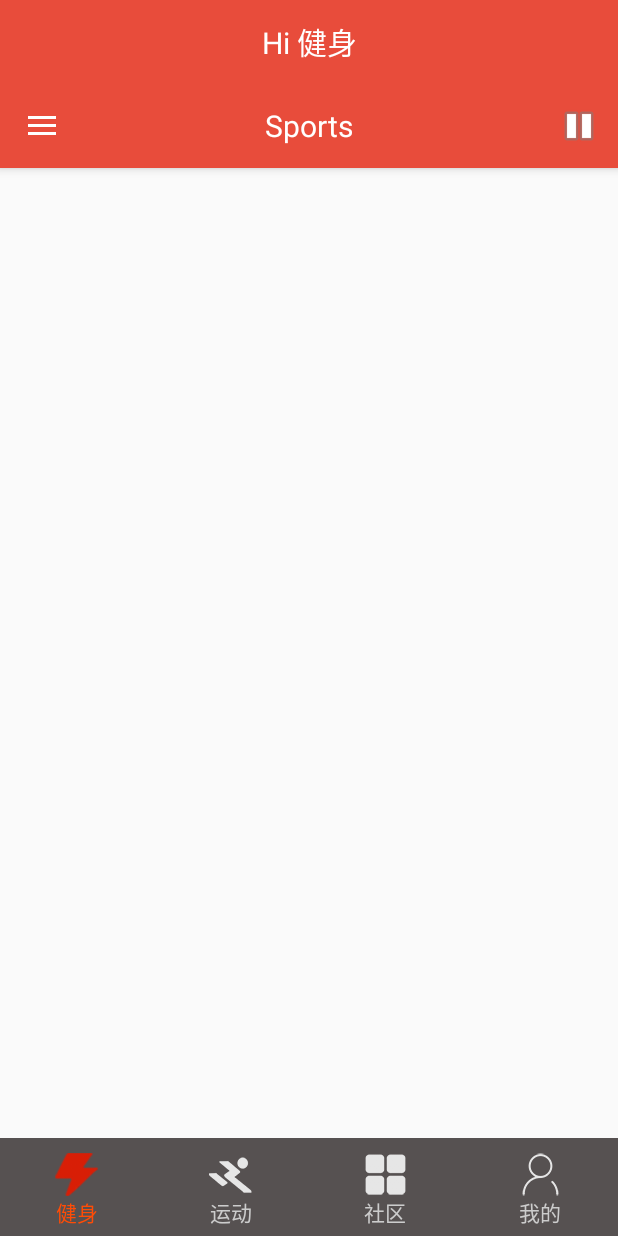
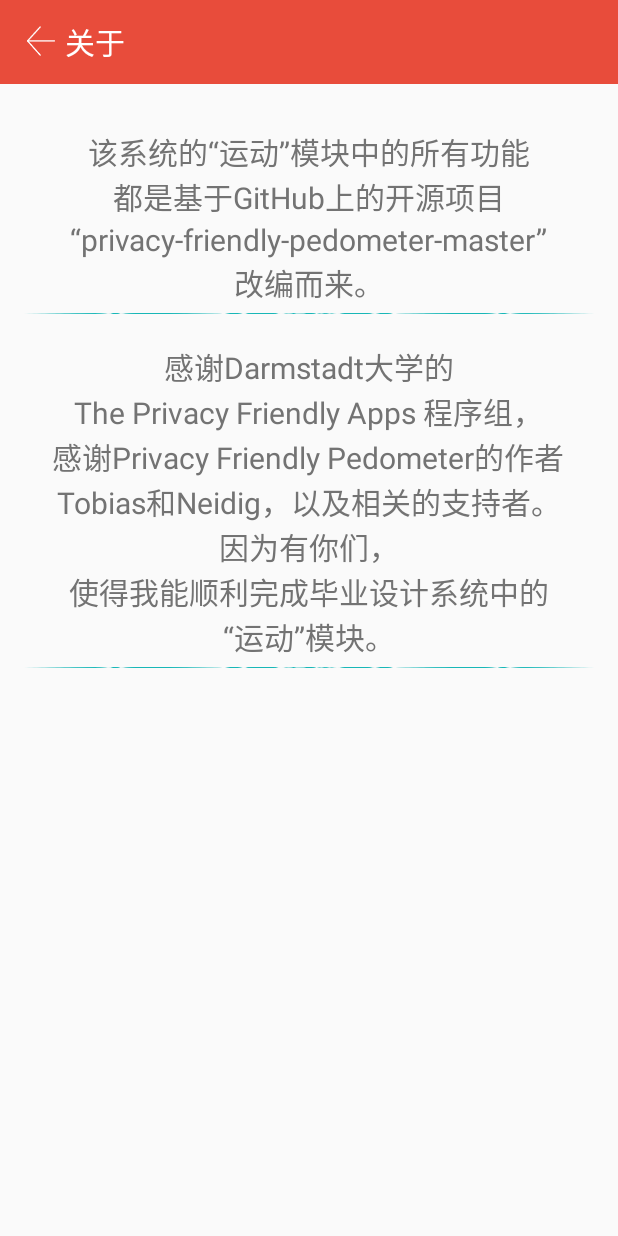
Before and after one commit to CuoLINHUI/InGym, an Android app: the fragment FragmentSports placed in its activity, in the side drawer, after a tap on "关于", on a phone screen of 412 x 824 dp. Run offline under Robolectric (Android 15) with nearby library versions, the phone set to English and light mode, and no system bars; libraries missing offline, so code that uses them is left out: cn.bingoogolapple.refreshlayout, com.github.mikephil.charting, com.umeng.analytics; plain views replace BGARefreshLayout; 88 statements that could not run were skipped.

```diff
--- a/app/src/main/java/com/stefan/ingym/ui/fragment/FragmentCommunity.java
+++ b/app/src/main/java/com/stefan/ingym/ui/fragment/FragmentCommunity.java
@@ -86,7 +86,7 @@
         };
         // 为选项卡控件设置相关属性
         mCoordinatorTabLayout.setTransulcentStatusBar(getActivity())
-                .setTitle("       Community")      // 设置标题
+                .setTitle(getResources().getString(R.string.community_title))      // 设置标题
                 .setBackEnable(false)       // 是否设置返回箭头
                 .setImageArray(mImageArray, mColorArray)
                 .setupWithViewPager(mViewPager);
--- a/app/src/main/java/com/stefan/ingym/ui/fragment/FragmentSports.java
+++ b/app/src/main/java/com/stefan/ingym/ui/fragment/FragmentSports.java
@@ -64,7 +64,8 @@
         PreferenceManager.setDefaultValues(getContext(), R.xml.pref_notification, false);
 
         // Load first view
-        final android.support.v4.app.FragmentTransaction fragmentTransaction = getActivity().getSupportFragmentManager().beginTransaction();
+//        final android.support.v4.app.FragmentTransaction fragmentTransaction = getActivity().getSupportFragmentManager().beginTransaction();
+        final android.support.v4.app.FragmentTransaction fragmentTransaction = getChildFragmentManager().beginTransaction();
         fragmentTransaction.replace(R.id.content_frame, new MainFragment(), "MainFragment");
         fragmentTransaction.commit();
 
@@ -72,7 +73,7 @@
         StepDetectionServiceHelper.startAllIfEnabled(getContext());
         //Log.i(LOG_TAG, "MainActivity initialized");
 
-        ((TextView)view.findViewById(R.id.toolbar_title)).setText("Sports");
+        ((TextView)view.findViewById(R.id.toolbar_title)).setText(getResources().getString(R.string.sports_title));
 
         continueBtn = view.findViewById(R.id.menu_continue_step_detection);
         continueBtn.setOnClickListener(this);
--- /dev/null
+++ b/app/src/main/java/com/stefan/ingym/ui/fragment/sports/pedometer/activity/PedometerAboutActivity.java
@@ -0,0 +1,32 @@
+package com.stefan.ingym.ui.fragment.sports.pedometer.activity;
+
+import android.support.v7.app.AppCompatActivity;
+import android.os.Bundle;
+import android.view.View;
+
+import com.lidroid.xutils.ViewUtils;
+import com.lidroid.xutils.view.annotation.event.OnClick;
+import com.stefan.ingym.R;
+
+public class PedometerAboutActivity extends AppCompatActivity {
+
+    @Override
+    protected void onCreate(Bundle savedInstanceState) {
+        super.onCreate(savedInstanceState);
+        setContentView(R.layout.activity_pedometer_about);
+        ViewUtils.inject(this);
+    }
+
+    /**
+     * 用户点击事件的监听
+     */
+    @OnClick({R.id.tv_back})
+    public void onClick(View v) {
+        switch (v.getId()) {
+            case R.id.tv_back:    // 用户点击了返回按钮
+                finish();
+                break;
+        }
+    }
+
+}
--- a/app/src/main/java/com/stefan/ingym/ui/fragment/sports/pedometer/fragment/PedometerBaseFragment.java
+++ b/app/src/main/java/com/stefan/ingym/ui/fragment/sports/pedometer/fragment/PedometerBaseFragment.java
@@ -21,6 +21,7 @@
 import com.stefan.ingym.R;
 import com.stefan.ingym.ui.activity.MainActivity;
 import com.stefan.ingym.ui.fragment.sports.pedometer.activity.DistanceMeasurementActivity;
+import com.stefan.ingym.ui.fragment.sports.pedometer.activity.PedometerAboutActivity;
 import com.stefan.ingym.ui.fragment.sports.pedometer.activity.PreferencesActivity;
 import com.stefan.ingym.ui.fragment.sports.pedometer.activity.TrainingOverviewActivity;
 
@@ -151,10 +152,11 @@
                 intent = new Intent(getContext(), DistanceMeasurementActivity.class);
                 createBackStack(intent);
                 break;
-//            case R.id.menu_about:
-//                intent = new Intent(this, AboutActivity.class);
+            case R.id.menu_about:
+                intent = new Intent(getContext(), PedometerAboutActivity.class);
 //                createBackStack(intent);
-//                break;
+                startActivity(intent);
+                break;
 //            case R.id.menu_help:
 //                intent = new Intent(this, HelpActivity.class);
 //                createBackStack(intent);
--- a/app/src/main/res/layout/activity_about.xml
+++ b/app/src/main/res/layout/activity_about.xml
@@ -81,7 +81,6 @@
                 </LinearLayout>
 
             </LinearLayout>
-
 
             <TextView
                 android:layout_width="wrap_content"
--- a/app/src/main/res/layout/activity_help.xml
+++ b/app/src/main/res/layout/activity_help.xml
@@ -14,7 +14,7 @@
         android:layout_width="match_parent"
         android:layout_height="match_parent"
         android:fitsSystemWindows="true"
-        tools:context="org.secuso.privacyfriendlyexample.activities.MainActivity">
+        >
 
         <android.support.design.widget.AppBarLayout
             android:layout_width="match_parent"
--- /dev/null
+++ b/app/src/main/res/layout/activity_pedometer_about.xml
@@ -0,0 +1,162 @@
+<?xml version="1.0" encoding="utf-8"?>
+<LinearLayout xmlns:android="http://schemas.android.com/apk/res/android"
+    xmlns:tools="http://schemas.android.com/tools"
+    android:id="@+id/activity_pedometer_about"
+    android:layout_width="match_parent"
+    android:layout_height="match_parent"
+    android:orientation="vertical"
+    tools:context="com.stefan.ingym.ui.fragment.sports.pedometer.activity.PedometerAboutActivity">
+
+    <android.support.v7.widget.Toolbar
+        android:id="@+id/tb_about"
+        android:layout_width="match_parent"
+        android:layout_height="wrap_content"
+        android:background="@color/colorPrimary">
+        <!--设置返回点击事件-->
+        <TextView
+            android:id="@+id/tv_back"
+            android:layout_width="wrap_content"
+            android:layout_height="50dp"
+            android:text=" 关于"
+            android:textSize="20sp"
+            android:textColor="@color/white"
+            android:drawableLeft="@mipmap/back"
+            android:gravity="center_vertical" />
+    </android.support.v7.widget.Toolbar>
+
+    <!-- scrollbars="none" 滚动条隐藏 -->
+    <ScrollView
+        android:layout_width="match_parent"
+        android:layout_height="match_parent"
+        android:scrollbars="none"
+        >
+
+        <LinearLayout
+            android:layout_width="match_parent"
+            android:layout_height="match_parent"
+            android:layout_marginTop="20dp"
+            android:orientation="vertical" >
+
+            <TextView
+                android:layout_width="wrap_content"
+                android:layout_height="wrap_content"
+                android:layout_gravity="center_horizontal"
+                android:layout_marginTop="10dp"
+                android:text="该系统的“运动”模块中的所有功能"
+                android:textSize="20sp"
+                android:textColor="@color/text_black"
+                android:id="@+id/textView" />
+
+            <TextView
+                android:layout_width="wrap_content"
+                android:layout_height="wrap_content"
+                android:layout_gravity="center_horizontal"
+                android:text="都是基于GitHub上的开源项目"
+                android:textSize="20sp"
+                android:textColor="@color/text_black"
+                />
+
+            <TextView
+                android:layout_width="wrap_content"
+                android:layout_height="wrap_content"
+                android:layout_gravity="center_horizontal"
+                android:text="“privacy-friendly-pedometer-master”"
+                android:textSize="20sp"
+                android:textColor="@color/text_black"
+                />
+
+            <TextView
+                android:layout_width="wrap_content"
+                android:layout_height="wrap_content"
+                android:layout_gravity="center_horizontal"
+                android:text="改编而来。"
+                android:textSize="20sp"
+                android:textColor="@color/text_black"
+                />
+
+            <View
+                android:layout_width="match_parent"
+                android:layout_height="0.5dp"
+                android:layout_marginLeft="10dp"
+                android:layout_marginRight="10dp"
+                android:layout_marginTop="5dp"
+                android:background="@mipmap/about_parting_line" />
+
+            <TextView
+                android:layout_width="wrap_content"
+                android:layout_height="wrap_content"
+                android:layout_marginTop="20dp"
+                android:layout_gravity="center_horizontal"
+                android:text="感谢Darmstadt大学的"
+                android:textSize="20sp"
+                android:textColor="@color/text_black"
+                />
+
+            <TextView
+                android:layout_width="wrap_content"
+                android:layout_height="wrap_content"
+                android:layout_gravity="center_horizontal"
+                android:text="The Privacy Friendly Apps 程序组，"
+                android:textSize="20sp"
+                android:textColor="@color/text_black"
+                />
+
+            <TextView
+                android:layout_width="wrap_content"
+                android:layout_height="wrap_content"
+                android:layout_gravity="center_horizontal"
+                android:text="感谢Privacy Friendly Pedometer的作者"
+                android:textSize="20sp"
+                android:textColor="@color/text_black"
+                />
+
+            <TextView
+                android:layout_width="wrap_content"
+                android:layout_height="wrap_content"
+                android:layout_gravity="center_horizontal"
+                android:text="Tobias和Neidig，以及相关的支持者。"
+                android:textSize="20sp"
+                android:textColor="@color/text_black"
+                />
+
+            <TextView
+                android:layout_width="wrap_content"
+                android:layout_height="wrap_content"
+                android:layout_gravity="center_horizontal"
+                android:text="因为有你们，"
+                android:textSize="20sp"
+                android:textColor="@color/text_black"
+                />
+
+            <TextView
+                android:layout_width="wrap_content"
+                android:layout_height="wrap_content"
+                android:layout_gravity="center_horizontal"
+                android:text="使得我能顺利完成毕业设计系统中的"
+                android:textSize="20sp"
+                android:textColor="@color/text_black"
+                />
+
+            <TextView
+                android:layout_width="wrap_content"
+                android:layout_height="wrap_content"
+                android:layout_gravity="center_horizontal"
+                android:text="“运动”模块。"
+                android:textSize="20sp"
+                android:textColor="@color/text_black"
+                />
+
+            <View
+                android:layout_width="match_parent"
+                android:layout_height="0.5dp"
+                android:layout_marginLeft="10dp"
+                android:layout_marginRight="10dp"
+                android:layout_marginTop="5dp"
+                android:background="@mipmap/about_parting_line" />
+
+        </LinearLayout>
+
+    </ScrollView>
+
+
+</LinearLayout>
--- a/app/src/main/res/values/strings.xml
+++ b/app/src/main/res/values/strings.xml
@@ -2,6 +2,8 @@
 <resources>
     <string name="app_name">InGym</string>
     <string name="index_title">Hi 健身</string>
+    <string name="sports_title">立即去动</string>
+    <string name="community_title">社区</string>
     <string name="startButton">开始体验</string>
     <string name="body_building">健身</string>
     <string name="sports">运动</string>
--- a/app/src/main/res/values/styles.xml
+++ b/app/src/main/res/values/styles.xml
@@ -8,7 +8,6 @@
         <item name="colorAccent">@color/colorAccent</item>
         <item name="windowActionBar">false</item>
         <item name="windowNoTitle">true</item>
-        <item name="android:textColorPrimary">@color/colorWhite</item>
 
         <item name="android:popupMenuStyle">@style/PopupMenuStyle</item>
         <item name="textAppearanceLargePopupMenu">@style/popupMenuTextAppearanceSmall</item>
```
Also changed, not shown: app/src/main/AndroidManifest.xml (+28 -35 lines), app/src/main/res/menu/menu_sideslip.xml (+7 -2 lines), app/src/main/res/layout/fragment_community.xml (line endings or trailing spaces). Lines whose indentation alone changed are shown as unchanged.
